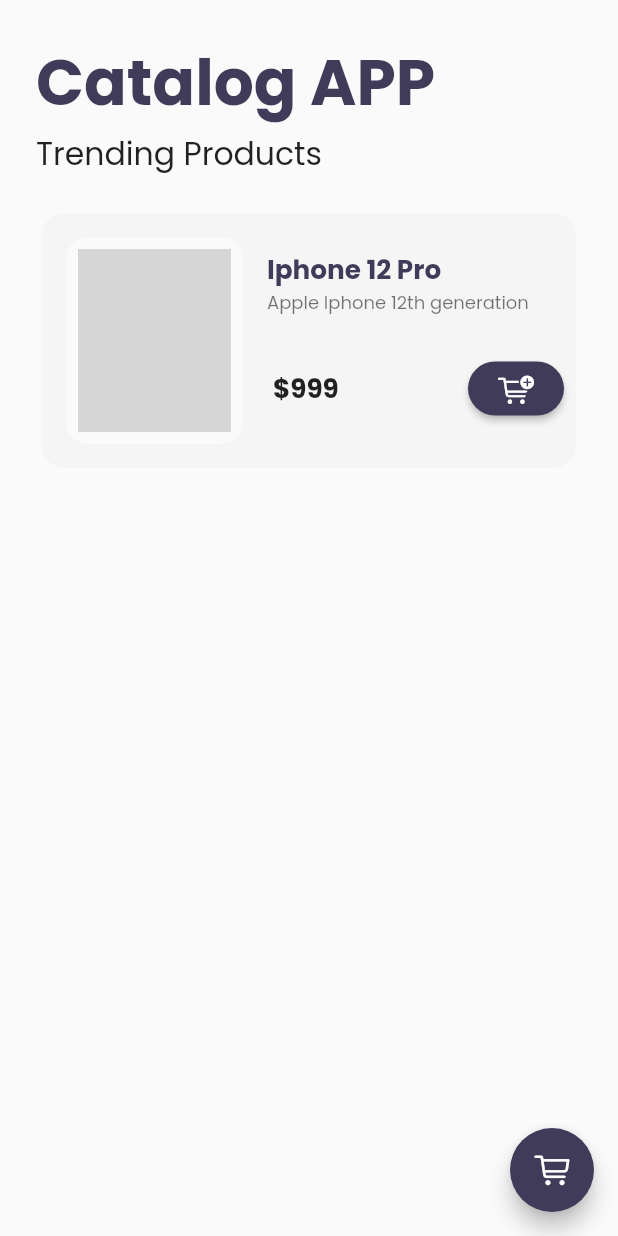
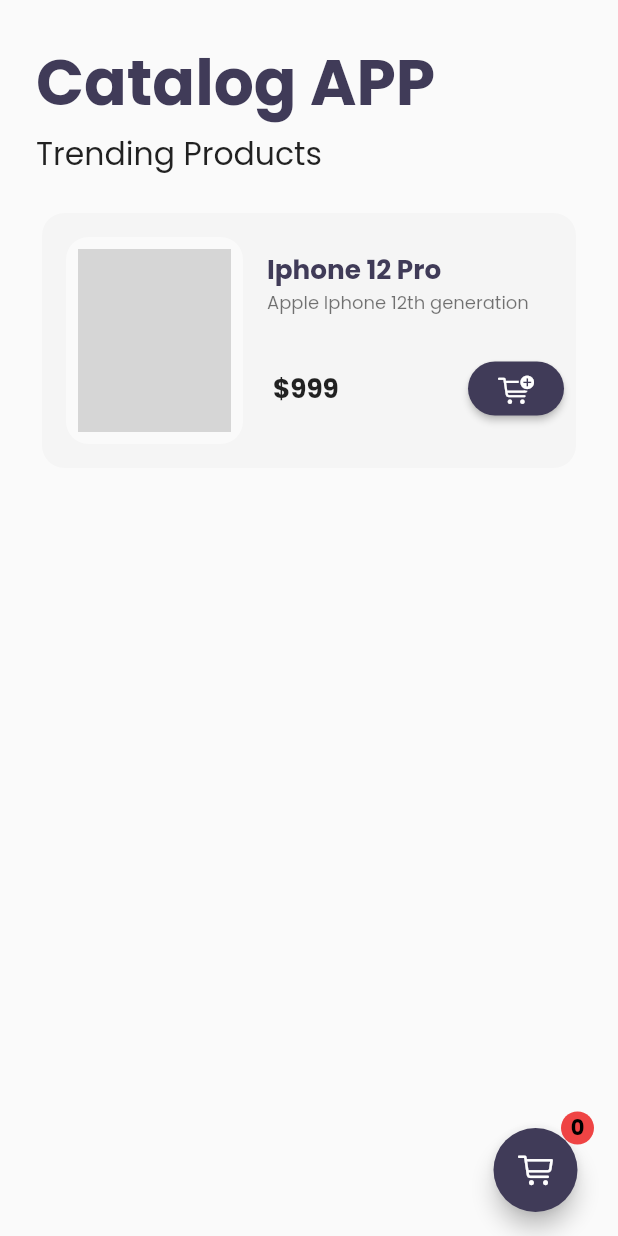
Before and after one commit to SajidAfridi/categoryapp, a Flutter app: the first screen one second after launch, on a phone screen of 412 x 824 dp. Run offline on Flutter 3.47's test engine with Material 2 defaults, Android fonts, the phone set to English and light mode, and no system bars; drawn by our look-alikes of velocity_x; our stand-ins replace google_fonts; network calls fail; grey boxes are pictures that could not be loaded.

Commit message:
cart backend and frontend done

```diff
--- a/lib/pages/home.dart
+++ b/lib/pages/home.dart
@@ -1,6 +1,9 @@
 import 'package:flutter/cupertino.dart';
 import 'package:flutter/material.dart';
+import 'package:flutter/painting.dart';
 import 'package:flutter/services.dart';
+import 'package:flutter_catalog/core/store.dart';
+import 'package:flutter_catalog/models/cart.dart';
 import 'package:flutter_catalog/models/catalog.dart';
 import 'package:flutter_catalog/util/route.dart';
 import 'package:flutter_catalog/widgets/home_widgets/catalog_header.dart';
@@ -36,12 +39,21 @@ class _HomeState extends State<Home> {
 
   @override
   Widget build(BuildContext context) {
+    final _cart = (VxState.store as MyStore).cart;
     return Scaffold(
       backgroundColor: Theme.of(context).canvasColor,
-      floatingActionButton: FloatingActionButton(
-          backgroundColor: MyTheme.darkBluish,
-        onPressed: () => Navigator.pushNamed(context, MyRoute.cartRoute),
-        child: Icon(CupertinoIcons.cart, color: Colors.white),
+      floatingActionButton: VxBuilder(
+        mutations: {AddMutation, RemoveMutation},
+        builder: (BuildContext context, store, VxStatus? status) {
+          return FloatingActionButton(
+            backgroundColor: MyTheme.darkBluish,
+            onPressed: () => Navigator.pushNamed(context, MyRoute.cartRoute),
+            child: Icon(CupertinoIcons.cart, color: Colors.white),
+          ).badge(color: Vx.red500,size: 22,count: _cart.items.length, textStyle: TextStyle(
+            color: Colors.black,
+            fontWeight: FontWeight.bold,
+          ));
+        },
       ),
       body: SafeArea(
         child: Container(
--- a/pubspec.yaml
+++ b/pubspec.yaml
@@ -24,6 +24,7 @@ dependencies:
   flutter:
     sdk: flutter
   velocity_x:
+  http:
 
 
   # The following adds the Cupertino Icons font to your application.
```
Also changed, not shown: pubspec.lock.
